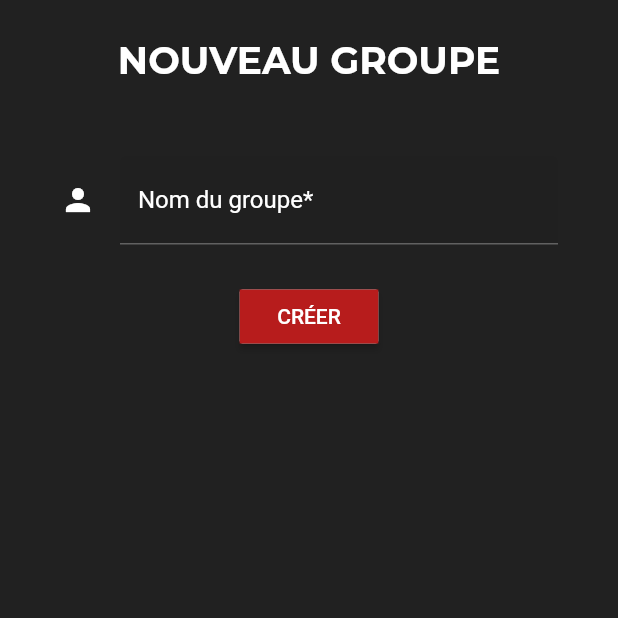
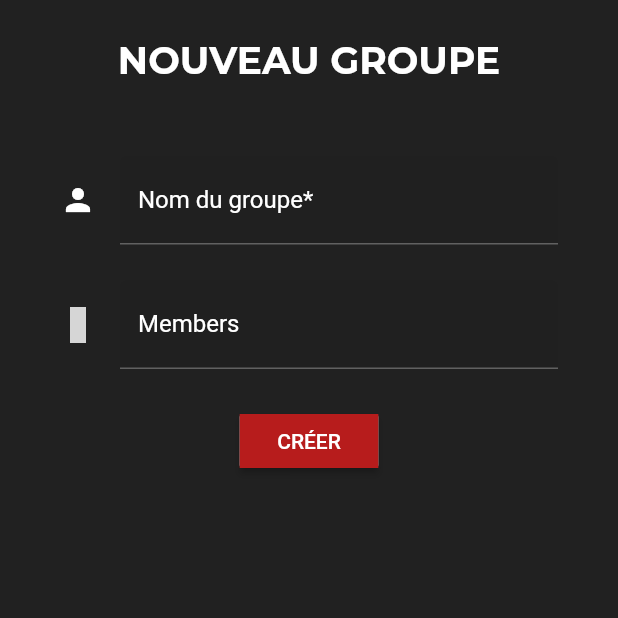
Before and after one commit to alxreed/on_regarde_quoi_ce_soir, a Flutter app: the NewGroupPage screen opened directly, on a phone screen of 412 x 824 dp, the top half of it. Run offline on Flutter 3.47's test engine with Material 2 defaults, Android fonts, the phone set to English and light mode, and no system bars; our stand-ins replace cloud_firestore, firebase_auth, flutter_icons, flutter_spinkit, google_fonts, google_sign_in; missing offline and left inert: flutter_facebook_login; accounts and stored records are empty; statements that could not run were skipped; grey boxes are pictures that could not be loaded.

Commit message:
add userLogged as groupMember on groupForm

```diff
--- a/lib/controllers/userController.dart
+++ b/lib/controllers/userController.dart
@@ -11,6 +11,11 @@ class UserController {
   void removeGroupFromUser(String userUID, String groupUID) {
     userService.removeGroupFromUser(userUID, groupUID);
   }
+
+  getUserMap(String uid) async {
+    Map<String, dynamic> map = await userService.getUserMap(uid);
+    return map;
+  }
 }
 
 final UserController userController = new UserController();
--- a/lib/services/userService.dart
+++ b/lib/services/userService.dart
@@ -14,6 +14,12 @@ class UserService {
     });
   }
 
+  Future<Map<String, dynamic>> getUserMap(String uid) async {
+    DocumentSnapshot snapshot = await _db.collection('users').document(uid).get();
+    Map<String, dynamic> map = snapshot.data;
+    return map;
+  }
+
 }
 
 final UserService userService = new UserService();
--- a/lib/widgets/groupForm.dart
+++ b/lib/widgets/groupForm.dart
@@ -1,6 +1,8 @@
 import 'package:firebase_auth/firebase_auth.dart';
 import 'package:flutter/material.dart';
+import 'package:flutter_icons/flutter_icons.dart';
 import 'package:onregardequoicesoir/controllers/colorController.dart';
+import 'package:onregardequoicesoir/controllers/groupController.dart';
 import 'package:onregardequoicesoir/models/group.dart';
 import 'package:onregardequoicesoir/constants/constants.dart' as Constants;
 import 'package:onregardequoicesoir/services/authService.dart';
@@ -64,6 +66,26 @@ class _GroupFormState extends State<GroupForm> {
               validator: _validateName,
             ),
             sizedBoxSpace,
+            TextFormField(
+              style: TextStyle(color: cursorColor),
+              cursorColor: cursorColor,
+              decoration: InputDecoration(
+                filled: true,
+                icon: const Icon(
+                  MaterialCommunityIcons.account_search,
+                  color: Colors.white,
+                ),
+                hintText: "Ajoute des nouveaux membres à ton groupe",
+                hintStyle: TextStyle(color: Constants.grey),
+                labelText: "Members",
+                labelStyle: TextStyle(color: cursorColor),
+                enabledBorder: UnderlineInputBorder(
+                    borderSide: BorderSide(color: Constants.grey)),
+                focusedBorder: UnderlineInputBorder(
+                    borderSide: BorderSide(color: cursorColor)),
+              ),
+            ),
+            sizedBoxSpace,
             RaisedButton(
               padding: const EdgeInsets.all(0.0),
               onPressed: () {
@@ -108,5 +130,6 @@ class _GroupFormState extends State<GroupForm> {
 
   Future<void> _initiateUserLogged() async {
     userLogged = await authService.userLogged;
+    group.addMemberFromUid(userLogged.uid);
   }
 }
```
Also changed, not shown: lib/models/group.dart (+9 -0 lines), lib/models/groupMember.dart (+19 -2 lines).
